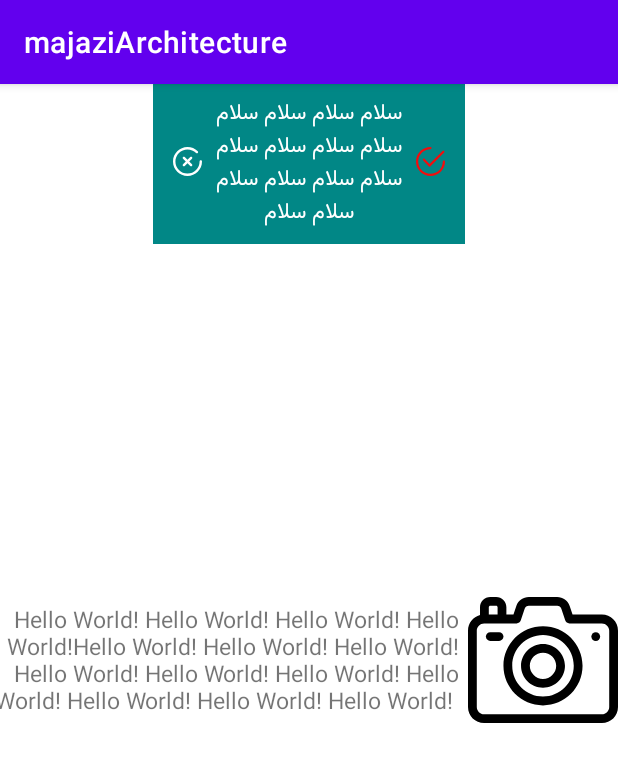
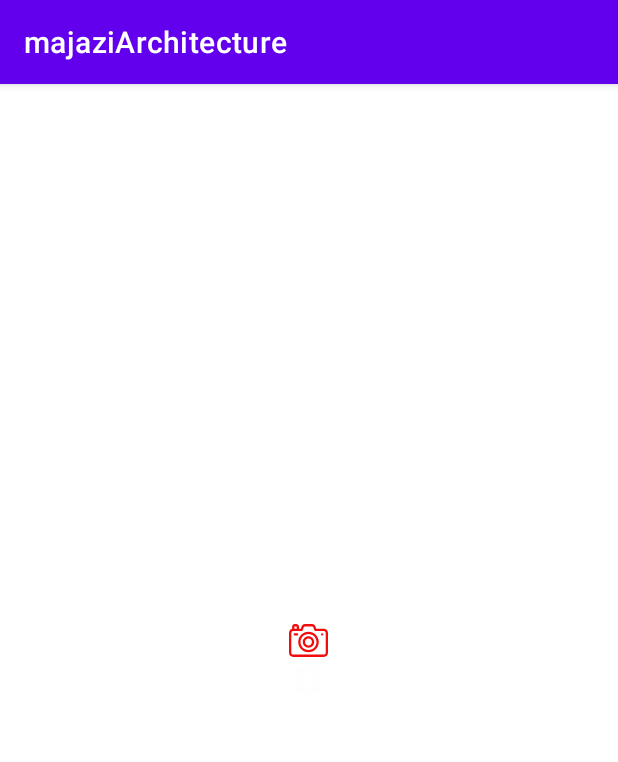
Before and after one commit to latifimehrdad/majaziArchitecture, an Android app: the screen it shows after launch (MainActivity), on a phone screen of 412 x 824 dp. Shown: the top 762 px of the screen. Run offline under Robolectric (Android 15) with nearby library versions, the phone set to English and light mode, and no system bars; our stand-ins replace sdp/ssp sizes.

Commit message:
تغییر زیرساخت 1400/10/18

```diff
--- a/app/src/main/java/land/majazi/majaziarchitecture/MainActivity.java
+++ b/app/src/main/java/land/majazi/majaziarchitecture/MainActivity.java
@@ -18,7 +18,6 @@ public class MainActivity extends AppCompatActivity {
     protected void onCreate(Bundle savedInstanceState) {
         super.onCreate(savedInstanceState);
         setContentView(R.layout.activity_main);
-        MLToast.showToast(getApplicationContext(), "سلام سلام سلام سلام سلام سلام سلام سلام سلام سلام سلام سلام سلام سلام", getResources().getDrawable(R.drawable.toast_warning), getResources().getColor(R.color.red));
 
     }
 
--- a/app/src/main/res/layout/activity_main.xml
+++ b/app/src/main/res/layout/activity_main.xml
@@ -1,5 +1,5 @@
 <?xml version="1.0" encoding="utf-8"?>
-<androidx.constraintlayout.widget.ConstraintLayout
+<LinearLayout
     xmlns:android="http://schemas.android.com/apk/res/android"
     xmlns:app="http://schemas.android.com/apk/res-auto"
     xmlns:tools="http://schemas.android.com/tools"
@@ -9,33 +9,23 @@
     android:gravity="center"
     android:orientation="vertical">
 
-    <TextView
-        android:layout_width="wrap_content"
-        android:layout_height="wrap_content"
-        android:layout_margin="@dimen/_5sdp"
-        android:text="Hello World! Hello World! Hello World! Hello World!Hello World! Hello World! Hello World! Hello World! Hello World! Hello World! Hello World! Hello World! Hello World! Hello World! "
-        app:layout_constraintBottom_toBottomOf="parent"
-        app:layout_constraintLeft_toLeftOf="parent"
-        app:layout_constraintRight_toRightOf="parent"
-        app:layout_constraintTop_toTopOf="parent"
-        android:textSize="@dimen/_12sdp"
-        android:gravity="center_vertical|right"
-        android:drawableEnd="@drawable/ic_camera"
-        android:drawablePadding="@dimen/_5sdp" />
+
+    <ImageView
+        android:layout_width="@dimen/_20sdp"
+        android:layout_height="@dimen/_20sdp"
+        android:src="@drawable/ic_camera"
+        android:tint="@color/red"/>
 
 
-    <land.majazi.latifiarchitecure.views.customs.alert.MLToast
-        android:id="@+id/toastLayout"
-        android:layout_width="wrap_content"
-        android:layout_height="wrap_content"
-        app:layout_constraintEnd_toEndOf="parent"
-        app:layout_constraintStart_toStartOf="parent"
-        app:layout_constraintTop_toTopOf="parent"
-        app:toast_minWidth="@dimen/_80sdp"
-        app:toast_maxWidth="@dimen/_160sdp"
-        app:toast_TextColor="@color/white"
-        app:toast_TextSize="@dimen/_11sdp"
-        app:fontFamily="@font/vazir_normal"
-        app:toast_Back="@color/teal_700" />
+    <pl.droidsonroids.gif.GifImageView
+        android:layout_width="@dimen/_20sdp"
+        android:layout_height="@dimen/_20sdp"
+        android:src="@drawable/day_loading_button"
+        android:tint="@color/red"/>
 
-</androidx.constraintlayout.widget.ConstraintLayout>
+
+
+
+
+
+</LinearLayout>
--- a/latifiArchitecure/src/main/java/land/majazi/latifiarchitecure/views/customs/alert/MLToast.java
+++ b/latifiArchitecure/src/main/java/land/majazi/latifiarchitecure/views/customs/alert/MLToast.java
@@ -85,10 +85,8 @@ public class MLToast extends androidx.appcompat.widget.AppCompatTextView {
             mlToast.handler = null;
             mlToast.runnable = null;
         }
-        if (mlToast != null) {
-            mlToast.setAnimation(null);
-            mlToast.setVisibility(GONE);
-        }
+        mlToast.setAnimation(null);
+        mlToast.setVisibility(GONE);
     }
     //______________________________________________________________________________________________ hide
 
```
Also changed, not shown: latifiArchitecure/src/main/java/land/majazi/latifiarchitecure/views/customs/buttons/ML_Button.java (+31 -115 lines).
